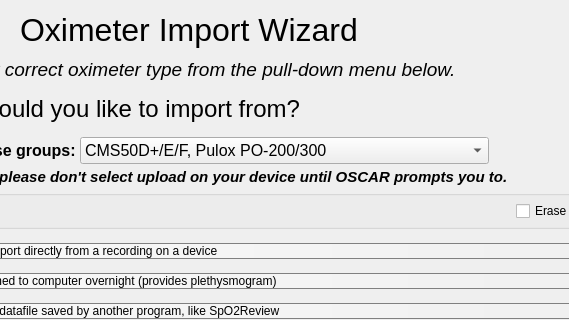
First picture: the form in oscar/oximeterimport.ui, repository CrimsonNape-Red/OSCAR-SQL, before the edit; both pictures show x 596 to 1165 and y 0 to 320 of the 1370 by 748 pixel window.
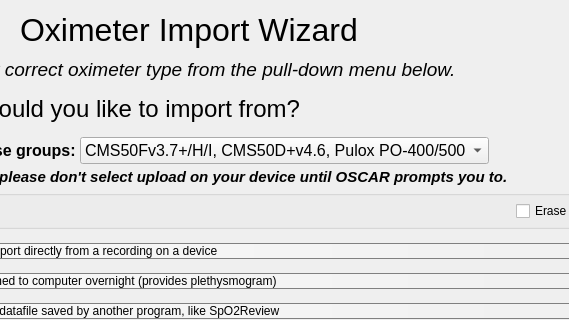
Second picture: the form after the edit. Icons and pictures are not drawn.

What changed in the file:
```diff
--- a/oscar/oximeterimport.ui
+++ b/oscar/oximeterimport.ui
@@ -599,7 +599,7 @@
              </property>
              <item>
               <property name="text">
-               <string notr="true">CMS50D+/E/F, Pulox PO-200/300</string>
+               <string notr="true">CMS50Fv3.7+/H/I, CMS50D+v4.6, Pulox PO-400/500</string>
               </property>
              </item>
              <item>
```
Left out of the diff: 2 changed lines with no effect on the pictures.
